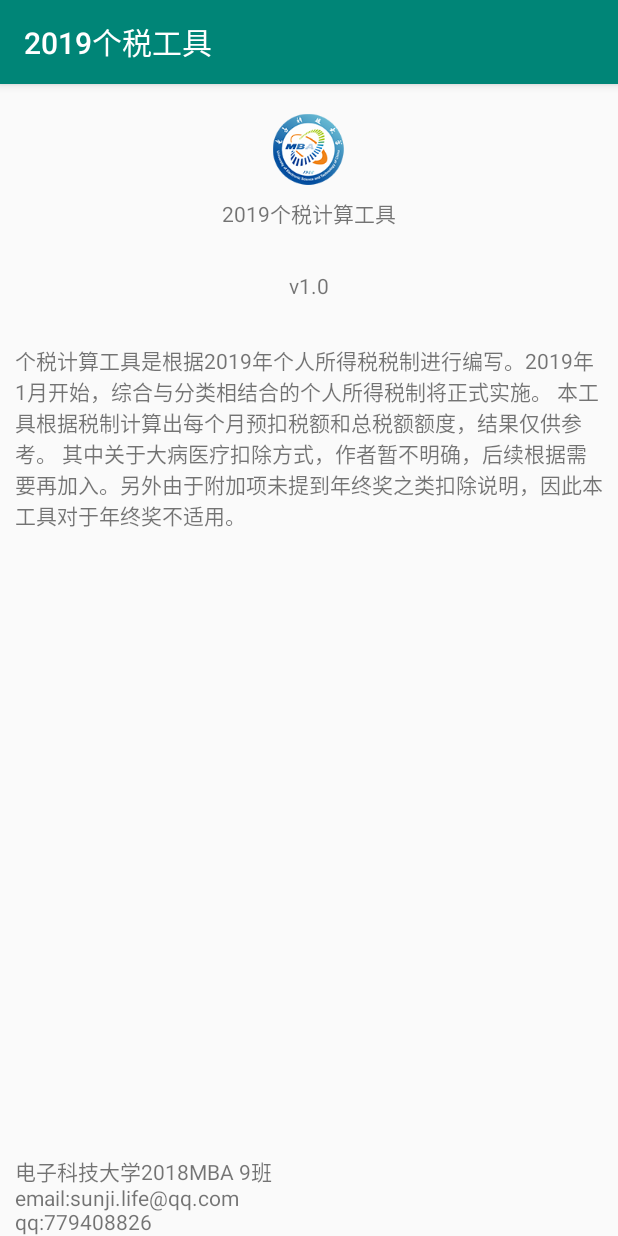
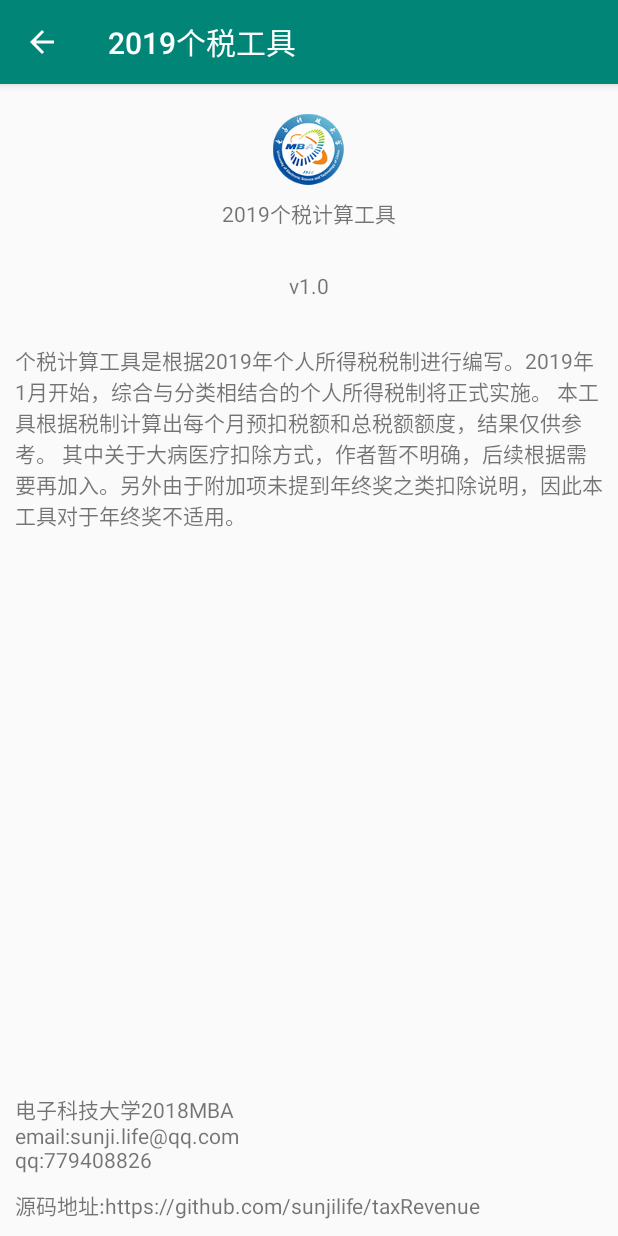
Before and after one commit to sunjilife/taxRevenue, an Android app: the AboutActivity screen opened directly, with no data from a screen before it, on a phone screen of 412 x 824 dp. Run offline under Robolectric (Android 15) with nearby library versions, the phone set to English and light mode, and no system bars.

Commit message:
增加github地址

```diff
--- a/app/src/main/AndroidManifest.xml
+++ b/app/src/main/AndroidManifest.xml
@@ -13,6 +13,7 @@
             android:name=".MainActivity"
             android:label="@string/app_name"
             android:windowSoftInputMode="stateHidden"
+            android:launchMode="singleTask"
             android:theme="@style/AppTheme.NoActionBar">
             <intent-filter>
                 <action android:name="android.intent.action.MAIN" />
@@ -23,6 +24,7 @@
 
         <activity
             android:name=".AboutActivity"
+            android:parentActivityName=".MainActivity"
             android:label="@string/app_name"
             android:theme="@style/AppTheme">
 
--- a/app/src/main/java/com/sunji/tax/MainActivity.java
+++ b/app/src/main/java/com/sunji/tax/MainActivity.java
@@ -92,7 +92,8 @@ public class MainActivity extends AppCompatActivity
     private void share() {
         Intent sendIntent = new Intent();
         sendIntent.setAction(Intent.ACTION_SEND);
-        sendIntent.putExtra(Intent.EXTRA_TEXT, "This is my text to send.");
+        sendIntent.putExtra(Intent.EXTRA_TEXT, "欢迎使用2019个税计算工具.下载请访问:https://github.com/sunjilife/taxRevenue");
+        sendIntent.putExtra(Intent.EXTRA_TITLE, "2019新个税工具");
         sendIntent.setType("text/plain");
         startActivity(Intent.createChooser(sendIntent, "分享"));
     }
--- a/app/src/main/java/com/sunji/tax/cost/Tax.java
+++ b/app/src/main/java/com/sunji/tax/cost/Tax.java
@@ -21,11 +21,11 @@ public class Tax implements TaxInterface {
     /**
      * 达到扣个税的门槛金额-月份
      */
-    public final float MONTH_THRESHOLD_MONEY = 5000;
+    public static final float MONTH_THRESHOLD_MONEY = 5000;
     /**
      * 达到扣个税的金额门槛-年度
      */
-    public final float YEAR_THRESHOLD_MONEY = 60000;
+    public static final float YEAR_THRESHOLD_MONEY = 60000;
 
     /**
      * 对应的累计金额税率
--- a/app/src/main/res/layout/activity_about.xml
+++ b/app/src/main/res/layout/activity_about.xml
@@ -1,7 +1,7 @@
 <?xml version="1.0" encoding="utf-8"?>
 <RelativeLayout xmlns:android="http://schemas.android.com/apk/res/android"
     android:layout_width="match_parent"
-    android:layout_height="wrap_content"
+    android:layout_height="match_parent"
     android:orientation="vertical">
 
     <LinearLayout
@@ -49,9 +49,17 @@
     <TextView
         android:layout_width="wrap_content"
         android:layout_height="wrap_content"
-        android:layout_alignParentBottom="true"
+
+        android:layout_above="@+id/desc"
         android:layout_margin="10dp"
         android:text="@string/contact_me" />
 
-
+    <TextView
+        android:id="@+id/desc"
+        android:layout_width="wrap_content"
+        android:layout_height="wrap_content"
+        android:layout_alignParentBottom="true"
+        android:layout_marginLeft="10dp"
+        android:layout_marginBottom="10dp"
+        android:text="@string/desc" />
 </RelativeLayout>
--- a/app/src/main/res/values/strings.xml
+++ b/app/src/main/res/values/strings.xml
@@ -11,5 +11,7 @@
         本工具根据税制计算出每个月预扣税额和总税额额度，结果仅供参考。
     其中关于大病医疗扣除方式，作者暂不明确，后续根据需要再加入。另外由于附加项未提到年终奖之类扣除说明，因此本工具对于年终奖不适用。</string>
     <string name="contact_me">
-        电子科技大学2018MBA 9班\nemail:sunji.life@qq.com\nqq:779408826</string>
+        电子科技大学2018MBA \nemail:sunji.life@qq.com\nqq:779408826</string>
+
+    <string name="desc">源码地址:https://github.com/sunjilife/taxRevenue</string>
 </resources>
```
Also changed, not shown: app/src/main/java/com/sunji/tax/cost/bean/TaxCost.java (+6 -1 lines).
